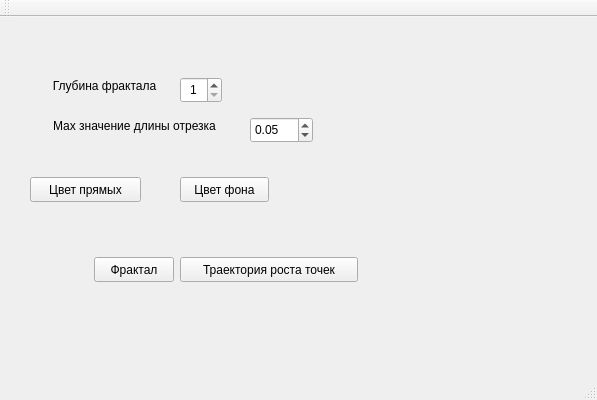
The window that mainwindow.ui (teploff/fractal_growth) describes before a commit, drawn with Qt 5.
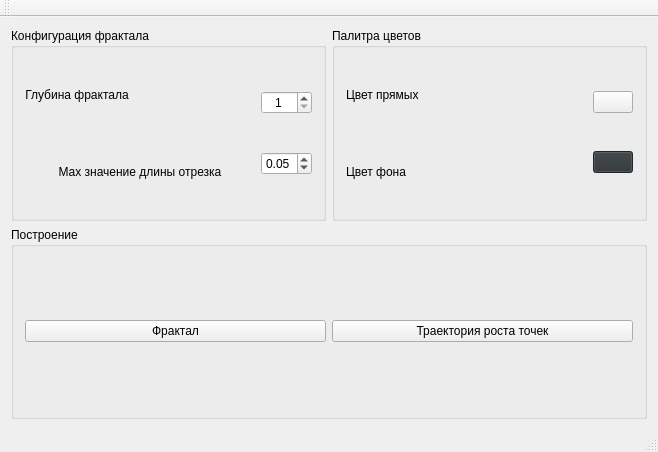
The same window after the commit.

Commit message: make design

What changed in the file:
```diff
--- a/mainwindow.ui
+++ b/mainwindow.ui
@@ -6,87 +6,29 @@
    <rect>
     <x>0</x>
     <y>0</y>
-    <width>597</width>
-    <height>400</height>
+    <width>658</width>
+    <height>452</height>
    </rect>
   </property>
   <property name="windowTitle">
    <string>MainWindow</string>
   </property>
   <widget class="QWidget" name="centralWidget">
-   <widget class="QDoubleSpinBox" name="dsb_max_line_legth">
-    <property name="geometry">
-     <rect>
-      <x>250</x>
-      <y>100</y>
-      <width>63</width>
-      <height>26</height>
-     </rect>
-    </property>
-    <property name="minimum">
-     <double>0.010000000000000</double>
-    </property>
-    <property name="maximum">
-     <double>1.000000000000000</double>
-    </property>
-    <property name="singleStep">
-     <double>0.010000000000000</double>
-    </property>
-    <property name="value">
-     <double>0.050000000000000</double>
-    </property>
-   </widget>
-   <widget class="QPushButton" name="pb_line_color">
-    <property name="geometry">
-     <rect>
-      <x>30</x>
-      <y>160</y>
-      <width>111</width>
-      <height>25</height>
-     </rect>
-    </property>
-    <property name="text">
-     <string>Цвет прямых</string>
-    </property>
-   </widget>
-   <widget class="QPushButton" name="pb_background_color">
-    <property name="geometry">
-     <rect>
-      <x>180</x>
-      <y>160</y>
-      <width>89</width>
-      <height>25</height>
-     </rect>
-    </property>
-    <property name="text">
-     <string>Цвет фона</string>
-    </property>
-   </widget>
-   <widget class="QLabel" name="label_2">
-    <property name="geometry">
-     <rect>
-      <x>30</x>
-      <y>100</y>
-      <width>209</width>
-      <height>17</height>
-     </rect>
-    </property>
-    <property name="text">
-     <string>Max значение длины отрезка</string>
-    </property>
-    <property name="alignment">
-     <set>Qt::AlignCenter</set>
-    </property>
-   </widget>
+   <layout class="QVBoxLayout" name="verticalLayout_5">
+    <item>
+     <layout class="QHBoxLayout" name="horizontalLayout_6">
+      <item>
+       <widget class="QGroupBox" name="groupBox_2">
+        <property name="title">
+         <string>Конфигурация фрактала</string>
+        </property>
+        <layout class="QHBoxLayout" name="horizontalLayout_4">
+         <item>
+          <layout class="QVBoxLayout" name="verticalLayout_3">
+           <item>
+            <layout class="QHBoxLayout" name="horizontalLayout_3">
+             <item>
    <widget class="QLabel" name="label">
-    <property name="geometry">
-     <rect>
-      <x>40</x>
-      <y>60</y>
-      <width>129</width>
-      <height>17</height>
-     </rect>
-    </property>
     <property name="text">
      <string>Глубина фрактала</string>
     </property>
@@ -97,15 +39,38 @@
      <set>Qt::AlignCenter</set>
     </property>
    </widget>
+             </item>
+             <item>
+              <spacer name="horizontalSpacer_2">
+               <property name="orientation">
+                <enum>Qt::Horizontal</enum>
+               </property>
+               <property name="sizeHint" stdset="0">
+                <size>
+                 <width>40</width>
+                 <height>20</height>
+                </size>
+               </property>
+              </spacer>
+             </item>
+            </layout>
+           </item>
+           <item>
+            <widget class="QLabel" name="label_2">
+             <property name="text">
+              <string>Max значение длины отрезка</string>
+             </property>
+             <property name="alignment">
+              <set>Qt::AlignCenter</set>
+             </property>
+            </widget>
+           </item>
+          </layout>
+         </item>
+         <item>
+          <layout class="QVBoxLayout" name="verticalLayout_4">
+           <item>
    <widget class="QSpinBox" name="sb_fractal_depth">
-    <property name="geometry">
-     <rect>
-      <x>180</x>
-      <y>60</y>
-      <width>42</width>
-      <height>26</height>
-     </rect>
-    </property>
     <property name="alignment">
      <set>Qt::AlignCenter</set>
     </property>
@@ -116,32 +81,119 @@
      <number>10</number>
     </property>
    </widget>
+           </item>
+           <item>
+            <widget class="QDoubleSpinBox" name="dsb_max_line_legth">
+             <property name="minimum">
+              <double>0.010000000000000</double>
+             </property>
+             <property name="maximum">
+              <double>1.000000000000000</double>
+             </property>
+             <property name="singleStep">
+              <double>0.010000000000000</double>
+             </property>
+             <property name="value">
+              <double>0.050000000000000</double>
+             </property>
+            </widget>
+           </item>
+          </layout>
+         </item>
+        </layout>
+       </widget>
+      </item>
+      <item>
+       <widget class="QGroupBox" name="groupBox">
+        <property name="title">
+         <string>Палитра цветов</string>
+        </property>
+        <layout class="QHBoxLayout" name="horizontalLayout_2">
+         <item>
+          <layout class="QVBoxLayout" name="verticalLayout">
+           <item>
+            <widget class="QLabel" name="label_3">
+             <property name="text">
+              <string>Цвет прямых</string>
+             </property>
+            </widget>
+           </item>
+           <item>
+            <layout class="QHBoxLayout" name="horizontalLayout">
+             <item>
+              <widget class="QLabel" name="label_4">
+               <property name="text">
+                <string>Цвет фона</string>
+               </property>
+              </widget>
+             </item>
+             <item>
+              <spacer name="horizontalSpacer">
+               <property name="orientation">
+                <enum>Qt::Horizontal</enum>
+               </property>
+               <property name="sizeHint" stdset="0">
+                <size>
+                 <width>18</width>
+                 <height>20</height>
+                </size>
+               </property>
+              </spacer>
+             </item>
+            </layout>
+           </item>
+          </layout>
+         </item>
+         <item>
+          <layout class="QVBoxLayout" name="verticalLayout_2">
+           <item>
+            <widget class="QPushButton" name="pb_line_color">
+             <property name="text">
+              <string/>
+             </property>
+            </widget>
+           </item>
+           <item>
+            <widget class="QPushButton" name="pb_background_color">
+             <property name="styleSheet">
+              <string notr="true">QWidget { background-color: rgb(46, 52, 54) }</string>
+             </property>
+             <property name="text">
+              <string/>
+             </property>
+            </widget>
+           </item>
+          </layout>
+         </item>
+        </layout>
+       </widget>
+      </item>
+     </layout>
+    </item>
+    <item>
+     <widget class="QGroupBox" name="groupBox_3">
+      <property name="title">
+       <string>Построение</string>
+      </property>
+      <layout class="QHBoxLayout" name="horizontalLayout_5">
+       <item>
    <widget class="QPushButton" name="pb_engender_fractal">
-    <property name="geometry">
-     <rect>
-      <x>94</x>
-      <y>240</y>
-      <width>80</width>
-      <height>25</height>
-     </rect>
-    </property>
     <property name="text">
      <string>Фрактал</string>
     </property>
    </widget>
+       </item>
+       <item>
    <widget class="QPushButton" name="pb_build_point_path">
-    <property name="geometry">
-     <rect>
-      <x>180</x>
-      <y>240</y>
-      <width>178</width>
-      <height>25</height>
-     </rect>
-    </property>
     <property name="text">
      <string>Траектория роста точек</string>
     </property>
    </widget>
+       </item>
+      </layout>
+     </widget>
+    </item>
+   </layout>
   </widget>
   <widget class="QMenuBar" name="menuBar">
    <property name="geometry">
```
Left out of the diff: 2 changed lines with no effect on the pictures. Lines whose indentation alone changed are shown as unchanged. The commit also changes 1 other file.
